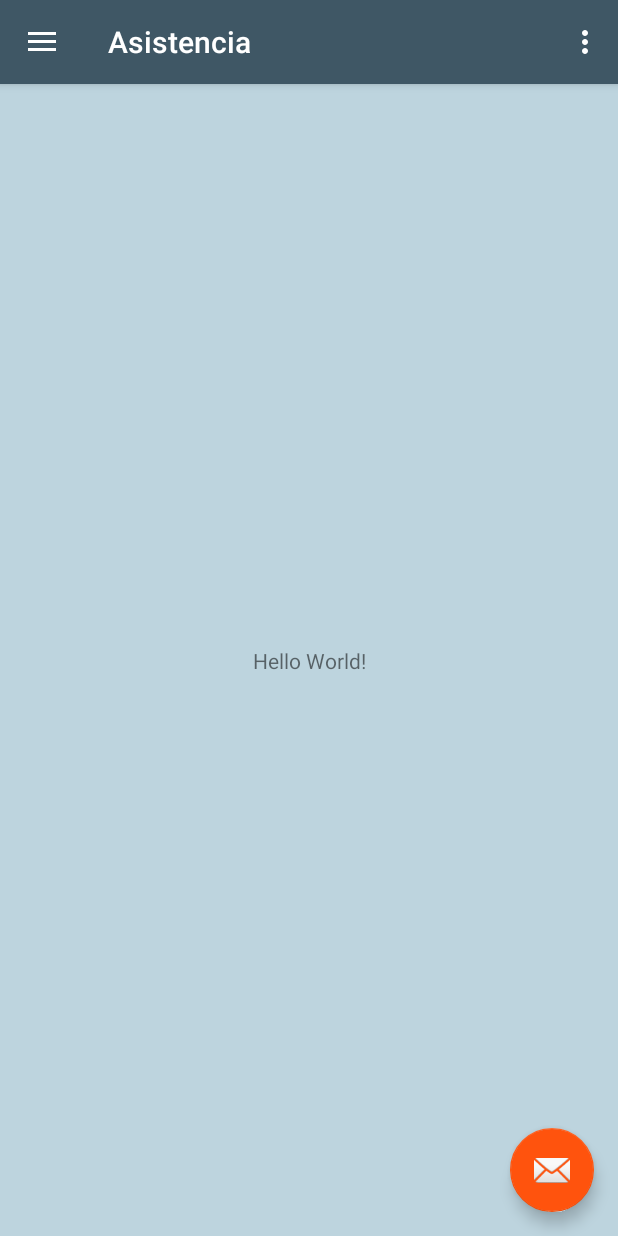
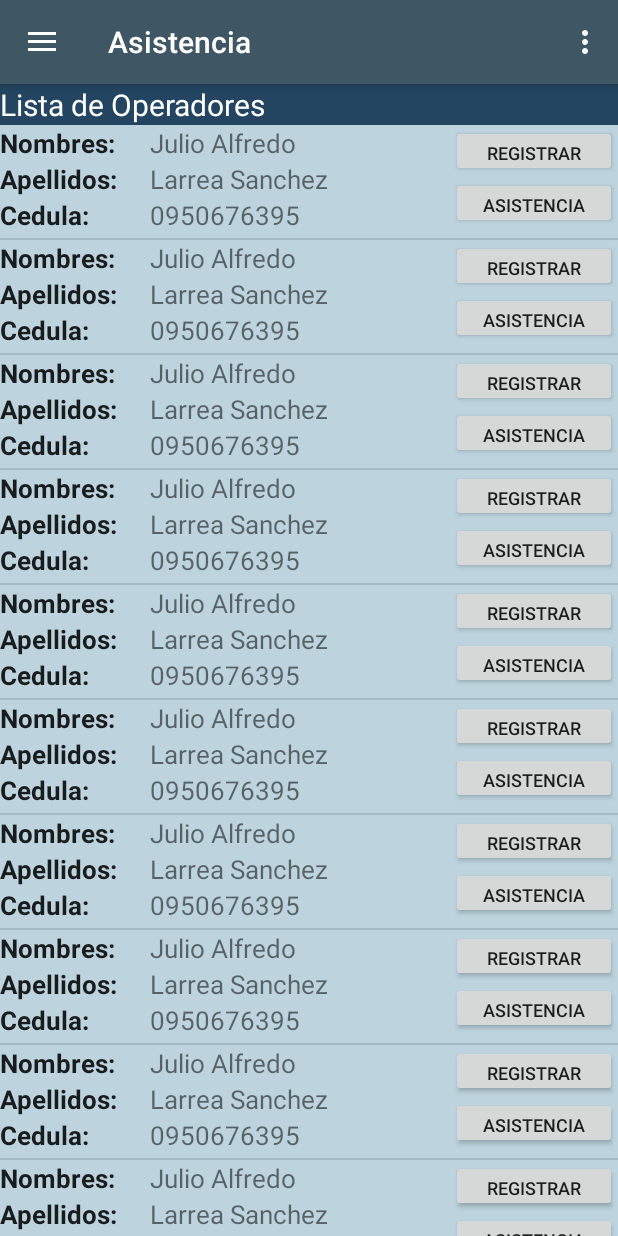
Before and after one commit to 1990jmirandar/Asistencia, an Android app: the screen it shows after launch (MainActivity), on a phone screen of 412 x 824 dp. Run offline under Robolectric (Android 15) with nearby library versions, the phone set to English and light mode, and no system bars; libraries missing offline, so code that uses them is left out: com.orm.

Commit message:
Agregando ListView

```diff
--- a/app/src/main/java/com/sinergiass/asistencia/AsistenciaActivity.java
+++ b/app/src/main/java/com/sinergiass/asistencia/AsistenciaActivity.java
@@ -32,7 +32,7 @@ import java.util.List;
 public class AsistenciaActivity extends  AppCompatActivity {
 
     private Button ubicarme;
-    private double[] datosCara = {5.32,6.84,3.21};
+    private String datosCara = "5.32,6.84,3.21";
     private Operador operador = new Operador("0950676395","Julio Alfredo","Larrea Sanchez","0992108894",datosCara,1);
     private TextView nombre,apellido,cedula;
     private RadioButton rbtEntrada,rbtSalida;
--- a/app/src/main/java/com/sinergiass/asistencia/MainActivity.java
+++ b/app/src/main/java/com/sinergiass/asistencia/MainActivity.java
@@ -2,20 +2,37 @@ package com.sinergiass.asistencia;
 
 import android.content.Intent;
 import android.os.Bundle;
-import android.support.design.widget.FloatingActionButton;
-import android.support.design.widget.Snackbar;
-import android.view.View;
 import android.support.design.widget.NavigationView;
 import android.support.v4.view.GravityCompat;
 import android.support.v4.widget.DrawerLayout;
 import android.support.v7.app.ActionBarDrawerToggle;
 import android.support.v7.app.AppCompatActivity;
 import android.support.v7.widget.Toolbar;
+import android.util.Log;
 import android.view.Menu;
 import android.view.MenuItem;
+import android.widget.ArrayAdapter;
+import android.widget.ListView;
+
+import com.sinergiass.asistencia.adapter.BandaAdapter;
+import com.sinergiass.asistencia.model.Asistencia;
+import com.sinergiass.asistencia.model.Banda;
+import com.sinergiass.asistencia.model.Operador;
+
+import java.text.SimpleDateFormat;
+import java.util.ArrayList;
+import java.util.Date;
+import java.util.Iterator;
+import java.util.List;
 
 public class MainActivity extends AppCompatActivity
         implements NavigationView.OnNavigationItemSelectedListener {
+
+    private ListView lista;
+    private ArrayList<Operador> listaOperadores =  new ArrayList<Operador>();
+    private Operador operador;
+
+
 
     @Override
     protected void onCreate(Bundle savedInstanceState) {
@@ -24,14 +41,38 @@ public class MainActivity extends AppCompatActivity
         Toolbar toolbar = (Toolbar) findViewById(R.id.toolbar);
         setSupportActionBar(toolbar);
 
-        FloatingActionButton fab = (FloatingActionButton) findViewById(R.id.fab);
-        fab.setOnClickListener(new View.OnClickListener() {
-            @Override
-            public void onClick(View view) {
-                Snackbar.make(view, "Replace with your own action", Snackbar.LENGTH_LONG)
-                        .setAction("Action", null).show();
-            }
-        });
+        //llenado lista de operadores desde la base
+        //List<Operador> operadores = Operador.find(Operador.class , "id_Operador = ?", new String[]{""+operador.getIdOperador()});
+
+        for(int x = 0; x<12; x++){
+            operador = new Operador("0950676395","Julio Alfredo","Larrea Sanchez","0992108894","2.38,5.12,6",x+1);
+            listaOperadores.add(operador);
+        }
+
+
+
+
+
+        Banda bandas[] = new Banda[listaOperadores.size()];
+
+        for(int x=0;x<listaOperadores.size();x++) {
+            operador = listaOperadores.get(x);
+            bandas[x] = new Banda(operador.getNombre(),operador.getApellido(),operador.getCedula());
+
+        }
+
+
+
+
+        BandaAdapter adapter = new BandaAdapter(this,R.layout.listview_item_row,bandas);
+
+        lista = (ListView)findViewById(R.id.listaOperador);
+
+
+
+        lista.setAdapter(adapter);
+
+
 
         DrawerLayout drawer = (DrawerLayout) findViewById(R.id.drawer_layout);
         ActionBarDrawerToggle toggle = new ActionBarDrawerToggle(
--- /dev/null
+++ b/app/src/main/java/com/sinergiass/asistencia/adapter/BandaAdapter.java
@@ -0,0 +1,73 @@
+package com.sinergiass.asistencia.adapter;
+
+import android.app.Activity;
+import android.content.Context;
+import android.view.LayoutInflater;
+import android.view.View;
+import android.view.ViewGroup;
+import android.widget.ArrayAdapter;
+import android.widget.ImageView;
+import android.widget.TextView;
+
+import com.sinergiass.asistencia.R;
+import com.sinergiass.asistencia.model.Banda;
+
+/**
+ * Created by Julio Alfredo on 13/9/2017.
+ */
+
+public class BandaAdapter extends ArrayAdapter<Banda>{
+    Context context;
+    int layoutResourceId;
+    Banda data[] = null;
+
+    public BandaAdapter(Context context, int layoutResourceId, Banda[] data){
+        super(context,layoutResourceId,data);
+        this.context = context;
+        this.layoutResourceId = layoutResourceId;
+        this.data = data;
+    }
+
+
+    public View getView(int position, View convertView, ViewGroup parent){
+
+        View row = convertView;
+        BandaHolder holder = null;
+
+        if(row==null){
+            LayoutInflater inflater = ((Activity)context).getLayoutInflater();
+            row = inflater.inflate(layoutResourceId,parent,false);
+
+            holder = new BandaHolder();
+            holder.text1 = (TextView)row.findViewById(R.id.nombres);
+            holder.text2 = (TextView)row.findViewById(R.id.apellidos);
+            holder.text3 = (TextView)row.findViewById(R.id.cedula);
+            row.setTag(holder);
+
+
+        }else{
+            holder = (BandaHolder)row.getTag();
+
+        }
+
+        Banda banda = data[position];
+        holder.text1.setText(banda.nombres);
+        holder.text2.setText(banda.apellidos);
+        holder.text3.setText(banda.cedula);
+
+
+
+
+        return row;
+
+    }
+
+    static class BandaHolder{
+
+        TextView text1;
+        TextView text2;
+        TextView text3;
+
+    }
+
+}
--- /dev/null
+++ b/app/src/main/java/com/sinergiass/asistencia/model/Banda.java
@@ -0,0 +1,22 @@
+package com.sinergiass.asistencia.model;
+
+/**
+ * Created by Julio Alfredo on 13/9/2017.
+ */
+
+public class Banda {
+
+    public String nombres;
+    public String apellidos;
+    public String cedula;
+
+    public Banda() {
+        super();
+    }
+
+    public Banda(String nombres, String apellidos, String cedula) {
+        this.nombres = nombres;
+        this.apellidos = apellidos;
+        this.cedula = cedula;
+    }
+}
--- a/app/src/main/java/com/sinergiass/asistencia/model/Operador.java
+++ b/app/src/main/java/com/sinergiass/asistencia/model/Operador.java
@@ -1,5 +1,6 @@
 package com.sinergiass.asistencia.model;
 
+import com.orm.SugarRecord;
 import com.sinergiass.asistencia.model.Asistencia;
 
 import java.util.ArrayList;
@@ -8,19 +9,19 @@ import java.util.ArrayList;
  * Created by Julio Alfredo on 11/9/2017.
  */
 
-public class Operador {
+public class Operador extends SugarRecord{
 
     private int idOperador;
     private String cedula;
     private String nombre;
     private String apellido;
     private String telefono;
-    private double[] datosCara;
-    private ArrayList<Asistencia> asistencia;
+    private String datosCara;
 
 
 
-    public Operador(String cedula, String nombre, String apellido, String telefono, double[] datosCara, int idOperador){
+
+    public Operador(String cedula, String nombre, String apellido, String telefono, String datosCara, int idOperador){
         this.cedula = cedula;
         this.nombre = nombre;
         this.apellido = apellido;
@@ -62,20 +63,12 @@ public class Operador {
         this.telefono = telefono;
     }
 
-    public double[] getDatosCara() {
+    public String getDatosCara() {
         return datosCara;
     }
 
-    public void setDatosCara(double[] datosCara) {
+    public void setDatosCara(String datosCara) {
         this.datosCara = datosCara;
-    }
-
-    public ArrayList<Asistencia> getAsistencia() {
-        return asistencia;
-    }
-
-    public void setAsistencia(ArrayList<Asistencia> asistencia) {
-        this.asistencia = asistencia;
     }
 
     public int getIdOperador() {
--- /dev/null
+++ b/app/src/main/res/drawable/ic_person.xml
@@ -0,0 +1,9 @@
+<vector xmlns:android="http://schemas.android.com/apk/res/android"
+        android:width="50dp"
+        android:height="50dp"
+        android:viewportWidth="24.0"
+        android:viewportHeight="24.0">
+    <path
+        android:fillColor="#FF000000"
+        android:pathData="M12,12c2.21,0 4,-1.79 4,-4s-1.79,-4 -4,-4 -4,1.79 -4,4 1.79,4 4,4zM12,14c-2.67,0 -8,1.34 -8,4v2h16v-2c0,-2.66 -5.33,-4 -8,-4z"/>
+</vector>
--- a/app/src/main/res/layout/app_bar_main.xml
+++ b/app/src/main/res/layout/app_bar_main.xml
@@ -22,12 +22,4 @@
 
     <include layout="@layout/content_main" />
 
-    <android.support.design.widget.FloatingActionButton
-        android:id="@+id/fab"
-        android:layout_width="wrap_content"
-        android:layout_height="wrap_content"
-        android:layout_gravity="bottom|end"
-        android:layout_margin="@dimen/fab_margin"
-        app:srcCompat="@android:drawable/ic_dialog_email" />
-
 </android.support.design.widget.CoordinatorLayout>
--- a/app/src/main/res/layout/content_main.xml
+++ b/app/src/main/res/layout/content_main.xml
@@ -1,21 +1,48 @@
 <?xml version="1.0" encoding="utf-8"?>
-<android.support.constraint.ConstraintLayout xmlns:android="http://schemas.android.com/apk/res/android"
+<LinearLayout xmlns:android="http://schemas.android.com/apk/res/android"
     xmlns:app="http://schemas.android.com/apk/res-auto"
     xmlns:tools="http://schemas.android.com/tools"
-    android:layout_width="match_parent"
-    android:layout_height="match_parent"
-    app:layout_behavior="@string/appbar_scrolling_view_behavior"
-    tools:context="com.sinergiass.asistencia.MainActivity"
     android:background="@color/background_material_light"
-    tools:showIn="@layout/app_bar_main">
+    android:layout_width="match_parent" android:layout_height="match_parent"
+    android:orientation="vertical"
+    android:id="@+id/listaOperadores">
 
-    <TextView
-        android:layout_width="wrap_content"
+    <android.support.design.widget.AppBarLayout
+        android:layout_width="match_parent"
         android:layout_height="wrap_content"
-        android:text="Hello World!"
-        app:layout_constraintBottom_toBottomOf="parent"
-        app:layout_constraintLeft_toLeftOf="parent"
-        app:layout_constraintRight_toRightOf="parent"
-        app:layout_constraintTop_toTopOf="parent" />
+        android:theme="@style/AppTheme.AppBarOverlay">
 
-</android.support.constraint.ConstraintLayout>
+        <android.support.v7.widget.Toolbar
+            android:id="@+id/toolbar"
+            android:layout_width="match_parent"
+            android:layout_height="?attr/actionBarSize"
+            android:background="@color/primary_material_light"
+            app:popupTheme="@style/AppTheme.PopupOverlay" />
+
+    </android.support.design.widget.AppBarLayout>
+
+    <include
+        layout="@layout/listview_header_row"
+        android:layout_width="match_parent"
+        android:layout_height="wrap_content" />
+
+    <LinearLayout
+        android:layout_width="match_parent"
+        android:layout_height="wrap_content"
+        android:orientation="horizontal">
+
+        <ListView
+            android:id="@+id/listaOperador"
+            android:layout_width="match_parent"
+            android:layout_height="wrap_content"
+
+             />
+
+    </LinearLayout>
+
+
+
+
+
+
+</LinearLayout>
--- /dev/null
+++ b/app/src/main/res/layout/listview_header_row.xml
@@ -0,0 +1,18 @@
+<?xml version="1.0" encoding="utf-8"?>
+<LinearLayout xmlns:android="http://schemas.android.com/apk/res/android"
+    android:layout_width="match_parent"
+    android:layout_height="match_parent"
+    android:orientation="vertical"
+    >
+
+    <TextView
+        android:layout_width="match_parent"
+        android:layout_height="wrap_content"
+        android:text="Lista de Operadores"
+        android:textSize="20dp"
+        android:background="#234562"
+        android:textColor="#ffffff"
+        />
+
+
+</LinearLayout>
--- /dev/null
+++ b/app/src/main/res/layout/listview_item_row.xml
@@ -0,0 +1,98 @@
+<?xml version="1.0" encoding="utf-8"?>
+<LinearLayout xmlns:android="http://schemas.android.com/apk/res/android"
+    android:layout_width="match_parent"
+    android:layout_height="match_parent"
+    android:layout_weight="10"
+    android:orientation="horizontal">
+
+    <LinearLayout
+        android:layout_width="0dp"
+        android:layout_height="72dp"
+        android:layout_weight="3"
+        android:orientation="vertical">
+
+        <TextView
+
+            android:layout_width="wrap_content"
+            android:layout_height="wrap_content"
+
+            android:text="Nombres:"
+            android:textAppearance="@style/TextAppearance.AppCompat"
+            android:textSize="17.2sp"
+            android:textStyle="bold" />
+
+        <TextView
+
+            android:layout_width="wrap_content"
+            android:layout_height="wrap_content"
+
+            android:text="Apellidos:"
+            android:textAppearance="@style/TextAppearance.AppCompat"
+            android:textSize="17.2sp"
+            android:textStyle="bold" />
+
+        <TextView
+
+            android:layout_width="wrap_content"
+            android:layout_height="wrap_content"
+            android:text="Cedula:"
+            android:textAppearance="@style/TextAppearance.AppCompat"
+            android:textSize="17.2sp"
+            android:textStyle="bold" />
+    </LinearLayout>
+
+    <LinearLayout
+        android:layout_width="0dp"
+        android:layout_height="75dp"
+        android:layout_weight="6"
+        android:orientation="vertical">
+
+        <TextView
+            android:id="@+id/nombres"
+            android:layout_width="wrap_content"
+            android:layout_height="wrap_content"
+
+            android:text="TextView"
+            android:textSize="17.2sp" />
+
+        <TextView
+            android:id="@+id/apellidos"
+            android:layout_width="wrap_content"
+            android:layout_height="wrap_content"
+
+            android:text="TextView"
+            android:textSize="17.2sp" />
+
+        <TextView
+            android:id="@+id/cedula"
+            android:layout_width="wrap_content"
+            android:layout_height="wrap_content"
+            android:text="TextView"
+            android:textSize="17.2sp" />
+    </LinearLayout>
+
+    <LinearLayout
+        android:layout_width="0dp"
+        android:layout_height="69dp"
+        android:layout_weight="3.3"
+        android:orientation="vertical">
+
+        <Button
+            android:id="@+id/registrar"
+            android:layout_width="match_parent"
+            android:layout_weight="1"
+            android:layout_height="wrap_content"
+            android:text="Registrar"
+            android:textSize="12sp" />
+
+        <Button
+            android:id="@+id/revisarAsistencia"
+            android:layout_width="match_parent"
+            android:layout_height="wrap_content"
+            android:layout_weight="1"
+            android:text="Asistencia"
+            android:textSize="12sp" />
+
+    </LinearLayout>
+
+</LinearLayout>
```
Also changed, not shown: app/src/main/ic_person2-web.png (added), app/src/main/res/mipmap-hdpi/ic_person2.png (added), app/src/main/res/mipmap-mdpi/ic_person2.png (added), app/src/main/res/mipmap-xhdpi/ic_person2.png (added), app/src/main/res/mipmap-xxhdpi/ic_person2.png (added), app/src/main/res/mipmap-xxxhdpi/ic_person2.png (added), 26 other files.
